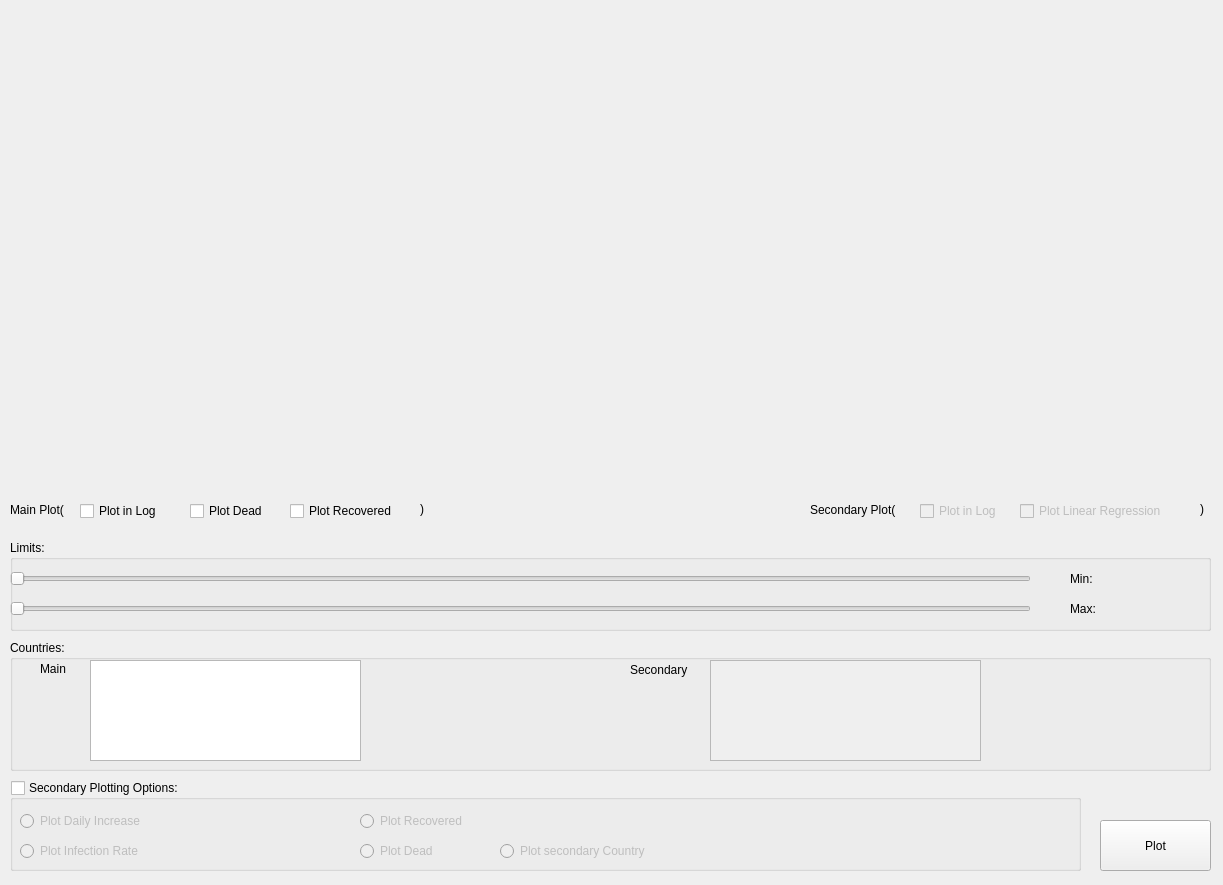
This is corona-stats.ui in arne48/corona-stats as Qt 5 draws it before an edit. The edited form follows.
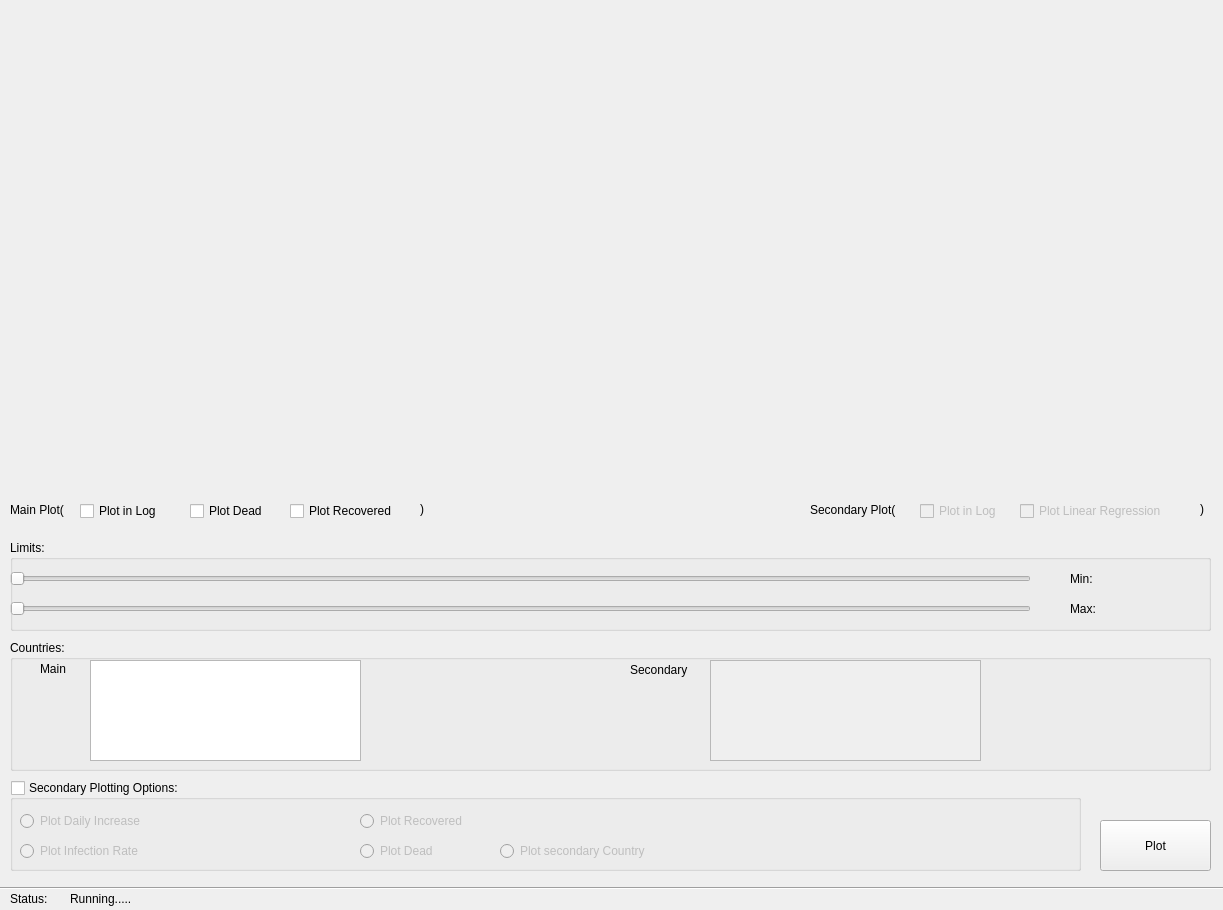
This is the edited form.

Commit message: added status bar, output infection rate in status bar

What changed in the file:
```diff
--- a/corona-stats.ui
+++ b/corona-stats.ui
@@ -7,7 +7,7 @@
     <x>0</x>
     <y>0</y>
     <width>1223</width>
-    <height>885</height>
+    <height>910</height>
    </rect>
   </property>
   <property name="windowTitle">
@@ -390,6 +390,51 @@
     <string>)</string>
    </property>
   </widget>
+  <widget class="Line" name="hln_status">
+   <property name="geometry">
+    <rect>
+     <x>0</x>
+     <y>880</y>
+     <width>1231</width>
+     <height>16</height>
+    </rect>
+   </property>
+   <property name="sizePolicy">
+    <sizepolicy hsizetype="Minimum" vsizetype="Fixed">
+     <horstretch>0</horstretch>
+     <verstretch>0</verstretch>
+    </sizepolicy>
+   </property>
+   <property name="orientation">
+    <enum>Qt::Horizontal</enum>
+   </property>
+  </widget>
+  <widget class="QLabel" name="lbl_status">
+   <property name="geometry">
+    <rect>
+     <x>10</x>
+     <y>890</y>
+     <width>51</width>
+     <height>17</height>
+    </rect>
+   </property>
+   <property name="text">
+    <string>Status:</string>
+   </property>
+  </widget>
+  <widget class="QLabel" name="lbl_status_content">
+   <property name="geometry">
+    <rect>
+     <x>70</x>
+     <y>890</y>
+     <width>1131</width>
+     <height>17</height>
+    </rect>
+   </property>
+   <property name="text">
+    <string>Running.....</string>
+   </property>
+  </widget>
  </widget>
  <resources/>
  <connections/>
```
The commit also changes 3 other files.
